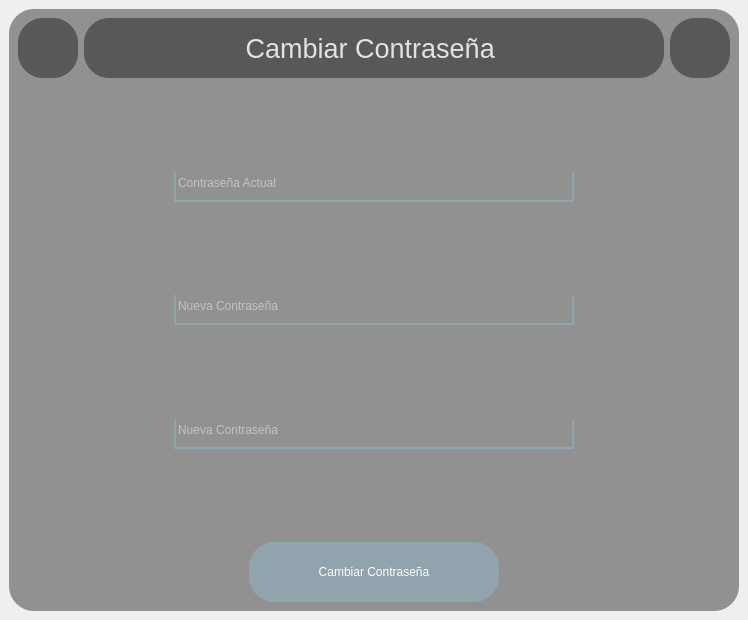
Before: the Qt Designer form interfaces/password.ui in Reinaldito04/App-Consultas-y-Historias-Medicas, drawn with Qt 5.
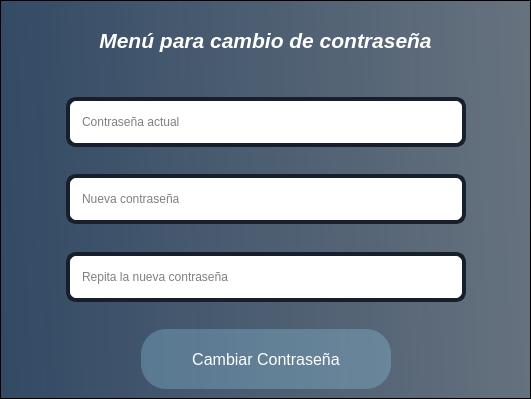
After: the same form once the commit is applied. Icons and pictures are not drawn.

Commit message: Cambios viauslaires de UI que no subi ayer

The edit to the form file:
```diff
--- a/interfaces/password.ui
+++ b/interfaces/password.ui
@@ -1,25 +1,41 @@
 <?xml version="1.0" encoding="UTF-8"?>
 <ui version="4.0">
- <class>MainWindow</class>
- <widget class="QMainWindow" name="MainWindow">
+ <class>Dialog</class>
+ <widget class="QDialog" name="Dialog">
   <property name="geometry">
    <rect>
     <x>0</x>
     <y>0</y>
-    <width>748</width>
-    <height>620</height>
+    <width>531</width>
+    <height>399</height>
    </rect>
   </property>
   <property name="windowTitle">
    <string>MainWindow</string>
   </property>
-  <widget class="QWidget" name="centralwidget">
    <layout class="QVBoxLayout" name="verticalLayout_3">
+   <property name="spacing">
+    <number>0</number>
+   </property>
+   <property name="leftMargin">
+    <number>0</number>
+   </property>
+   <property name="topMargin">
+    <number>0</number>
+   </property>
+   <property name="rightMargin">
+    <number>0</number>
+   </property>
+   <property name="bottomMargin">
+    <number>0</number>
+   </property>
     <item>
      <widget class="QFrame" name="frame">
       <property name="styleSheet">
-       <string notr="true">background-color:rgba(0,0,0,100);
-border-radius:25px;</string>
+      <string notr="true">QFrame{
+background-color:qlineargradient(spread:pad, x1:0, y1:0.505682 , x2:1 , y2:0.477,stop:0 rgba(20,47,78,219), stop:1 rgba(85,98,112,226));
+color:white;
+}</string>
       </property>
       <property name="frameShape">
        <enum>QFrame::StyledPanel</enum>
@@ -81,14 +97,20 @@
            </property>
            <property name="font">
             <font>
-             <pointsize>20</pointsize>
+            <pointsize>16</pointsize>
+            <weight>75</weight>
+            <italic>true</italic>
+            <bold>true</bold>
+            <underline>false</underline>
             </font>
            </property>
            <property name="styleSheet">
-            <string notr="true">color:rgba(255,255,255,210);</string>
+           <string notr="true">QLabel{
+background-color:none;
+}</string>
            </property>
            <property name="text">
-            <string>Cambiar Contraseña </string>
+           <string>Menú para cambio de contraseña</string>
            </property>
            <property name="alignment">
             <set>Qt::AlignCenter</set>
@@ -173,30 +195,30 @@
              <property name="minimumSize">
               <size>
                <width>400</width>
-               <height>30</height>
+              <height>50</height>
               </size>
              </property>
              <property name="maximumSize">
               <size>
                <width>400</width>
-               <height>30</height>
+              <height>50</height>
               </size>
              </property>
              <property name="styleSheet">
-              <string notr="true">background-color:rgba(0,0,0,0); 
-border:none;
-border-bottom:2px solid rgba(145, 200, 228,80);
-color:rgba(255,255,255,230);
-padding-bottom:7px;
-border-left:2px solid  rgba(145, 200, 228,80);
-border-right:2px solid  rgba(145, 200, 228,80);
-font: 75 14pt &quot;Hack Nerd Font&quot;;</string>
+             <string notr="true">QLineEdit{
+  height: 40px;
+  padding: 10px;
+  border: 4px solid #17202A;
+  border-radius: 10px;
+	font: 75 12pt &quot;MS Shell Dlg 2&quot;;
+}
+</string>
              </property>
              <property name="text">
               <string/>
              </property>
              <property name="placeholderText">
-              <string>Contraseña Actual</string>
+             <string>Contraseña actual</string>
              </property>
             </widget>
            </item>
@@ -218,30 +240,30 @@
              <property name="minimumSize">
               <size>
                <width>400</width>
-               <height>30</height>
+              <height>50</height>
               </size>
              </property>
              <property name="maximumSize">
               <size>
                <width>400</width>
-               <height>30</height>
+              <height>50</height>
               </size>
              </property>
              <property name="styleSheet">
-              <string notr="true">background-color:rgba(0,0,0,0); 
-border:none;
-border-bottom:2px solid rgba(145, 200, 228,80);
-color:rgba(255,255,255,230);
-padding-bottom:7px;
-border-left:2px solid  rgba(145, 200, 228,80);
-border-right:2px solid  rgba(145, 200, 228,80);
-font: 75 14pt &quot;Hack Nerd Font&quot;;</string>
+             <string notr="true">QLineEdit{
+  height: 40px;
+  padding: 10px;
+  border: 4px solid #17202A;
+  border-radius: 10px;
+	font: 75 12pt &quot;MS Shell Dlg 2&quot;;
+}
+</string>
              </property>
              <property name="text">
               <string/>
              </property>
              <property name="placeholderText">
-              <string>Nueva Contraseña</string>
+             <string>Nueva contraseña</string>
              </property>
             </widget>
            </item>
@@ -263,30 +285,30 @@
              <property name="minimumSize">
               <size>
                <width>400</width>
-               <height>30</height>
+              <height>50</height>
               </size>
              </property>
              <property name="maximumSize">
               <size>
                <width>400</width>
-               <height>30</height>
+              <height>50</height>
               </size>
              </property>
              <property name="styleSheet">
-              <string notr="true">background-color:rgba(0,0,0,0); 
-border:none;
-border-bottom:2px solid rgba(145, 200, 228,80);
-color:rgba(255,255,255,230);
-padding-bottom:7px;
-border-left:2px solid  rgba(145, 200, 228,80);
-border-right:2px solid  rgba(145, 200, 228,80);
-font: 75 14pt &quot;Hack Nerd Font&quot;;</string>
+             <string notr="true">QLineEdit{
+  height: 40px;
+  padding: 10px;
+  border: 4px solid #17202A;
+  border-radius: 10px;
+	font: 75 12pt &quot;MS Shell Dlg 2&quot;;
+}
+</string>
              </property>
              <property name="text">
               <string/>
              </property>
              <property name="placeholderText">
-              <string>Nueva Contraseña</string>
+             <string>Repita la nueva contraseña</string>
              </property>
             </widget>
            </item>
@@ -349,6 +371,16 @@
              <height>60</height>
             </size>
            </property>
+          <property name="font">
+           <font>
+            <family>Microsoft Sans Serif</family>
+            <pointsize>12</pointsize>
+            <weight>50</weight>
+            <italic>false</italic>
+            <bold>false</bold>
+            <underline>false</underline>
+           </font>
+          </property>
            <property name="styleSheet">
             <string notr="true">QPushButton{
 border-radius:25px;
@@ -410,7 +442,6 @@
      </widget>
     </item>
    </layout>
-  </widget>
  </widget>
  <resources/>
  <connections/>
```
Left out of the diff: 21 changed lines with no effect on the pictures. Lines whose indentation alone changed are shown as unchanged. The commit also changes 5 other files.
